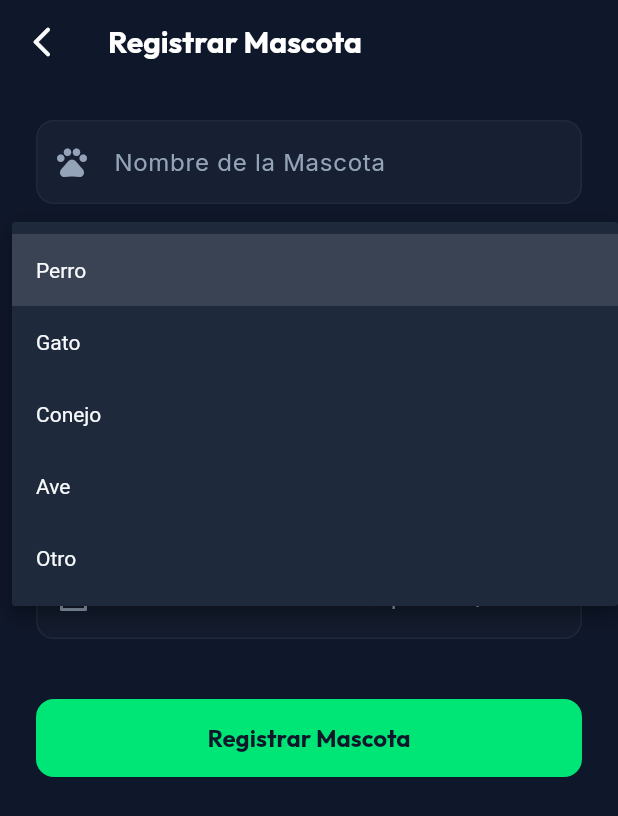
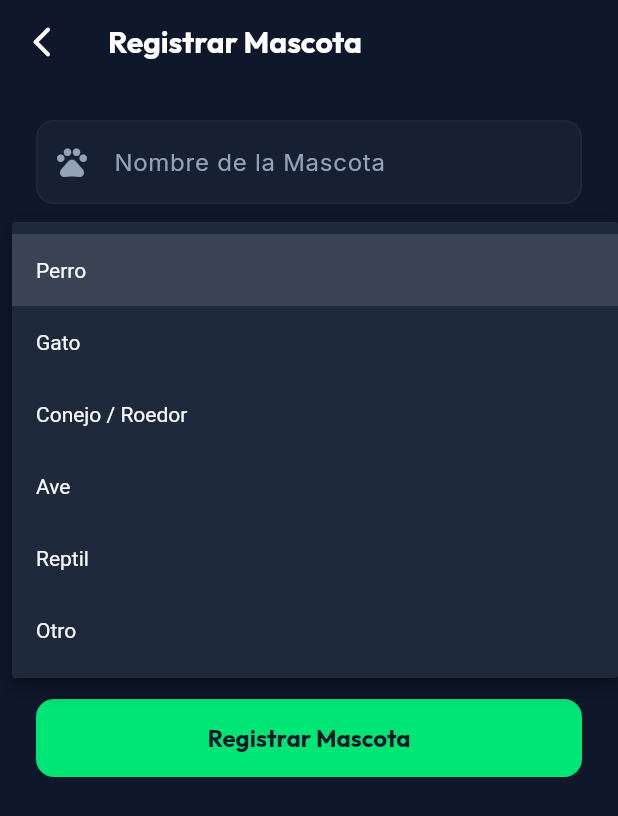
Before and after one commit to Raphaelbarriosg/app_veterinaria, a Flutter app: the PetFormPage screen opened by its route, after a tap on "Perro", on a phone screen of 412 x 824 dp. Shown: the top 816 px of the screen. Run offline on Flutter 3.47's test engine with Material 3 defaults, Android fonts, the phone set to English and light mode, and no system bars; our stand-ins replace dio, equatable, flutter_bloc, flutter_secure_storage, google_fonts, image_picker; accounts and stored records are empty; network calls fail.

Commit message:
fix: normalize pet species enum in backend and mobile form to prevent 500 error (v1.0.0+4)

```diff
--- a/mobile/lib/features/pets/presentation/pages/pet_detail_page.dart
+++ b/mobile/lib/features/pets/presentation/pages/pet_detail_page.dart
@@ -137,7 +137,7 @@ class _PetDetailPageState extends State<PetDetailPage> {
                         Text(pet.name, style: Theme.of(context).textTheme.headlineLarge),
                         const SizedBox(height: 4),
                         Text(
-                          '${pet.species} ${pet.breed != null ? "• ${pet.breed}" : ""}',
+                          '${pet.speciesDisplay} ${pet.breed != null ? "• ${pet.breed}" : ""}',
                           style: const TextStyle(color: AppTheme.textMuted, fontSize: 16),
                         ),
                       ],
--- a/mobile/lib/features/pets/presentation/pages/pet_form_page.dart
+++ b/mobile/lib/features/pets/presentation/pages/pet_form_page.dart
@@ -22,10 +22,28 @@ class _PetFormPageState extends State<PetFormPage> {
   late final TextEditingController _breedController;
   late final TextEditingController _weightController;
 
-  String _selectedSpecies = 'Perro';
+  String _selectedSpecies = 'DOG';
   DateTime? _selectedBirthDate;
 
-  final List<String> _speciesOptions = ['Perro', 'Gato', 'Conejo', 'Ave', 'Otro'];
+  static const List<Map<String, String>> _speciesOptions = [
+    {'code': 'DOG', 'label': 'Perro'},
+    {'code': 'CAT', 'label': 'Gato'},
+    {'code': 'RODENT', 'label': 'Conejo / Roedor'},
+    {'code': 'BIRD', 'label': 'Ave'},
+    {'code': 'REPTILE', 'label': 'Reptil'},
+    {'code': 'OTHER', 'label': 'Otro'},
+  ];
+
+  static String _normalizeSpecies(String? species) {
+    if (species == null) return 'DOG';
+    final s = species.trim().toUpperCase();
+    if (s.contains('PERRO') || s.contains('CAN') || s == 'DOG') return 'DOG';
+    if (s.contains('GATO') || s.contains('FEL') || s == 'CAT') return 'CAT';
+    if (s.contains('AVE') || s.contains('PAJ') || s == 'BIRD') return 'BIRD';
+    if (s.contains('CONEJ') || s.contains('ROED') || s == 'RODENT') return 'RODENT';
+    if (s.contains('REPTIL') || s == 'REPTILE') return 'REPTILE';
+    return 'OTHER';
+  }
 
   @override
   void initState() {
@@ -37,11 +55,7 @@ class _PetFormPageState extends State<PetFormPage> {
     );
 
     if (widget.petToEdit != null) {
-      if (_speciesOptions.contains(widget.petToEdit!.species)) {
-        _selectedSpecies = widget.petToEdit!.species;
-      } else {
-        _selectedSpecies = 'Otro';
-      }
+      _selectedSpecies = _normalizeSpecies(widget.petToEdit!.species);
       _selectedBirthDate = widget.petToEdit!.birthDate;
     }
   }
@@ -167,17 +181,17 @@ class _PetFormPageState extends State<PetFormPage> {
 
                     // Selector de Especie (Dropdown)
                     DropdownButtonFormField<String>(
-                      initialValue: _selectedSpecies,
+                      value: _selectedSpecies,
                       decoration: const InputDecoration(
                         labelText: 'Especie',
                         prefixIcon: Icon(Icons.category_outlined, color: AppTheme.textMuted),
                       ),
                       dropdownColor: AppTheme.surfaceSlate,
                       style: const TextStyle(color: AppTheme.textLight),
-                      items: _speciesOptions.map((species) {
+                      items: _speciesOptions.map((opt) {
                         return DropdownMenuItem<String>(
-                          value: species,
-                          child: Text(species),
+                          value: opt['code']!,
+                          child: Text(opt['label']!),
                         );
                       }).toList(),
                       onChanged: (value) {
--- a/mobile/lib/features/pets/widgets/pet_card.dart
+++ b/mobile/lib/features/pets/widgets/pet_card.dart
@@ -57,7 +57,7 @@ class PetCard extends StatelessWidget {
                     ),
                     const SizedBox(height: 4),
                     Text(
-                      '${_getSpeciesEmoji(pet.species)} ${pet.species}${pet.breed != null ? " • ${pet.breed}" : ""}',
+                      '${_getSpeciesEmoji(pet.species)} ${pet.speciesDisplay}${pet.breed != null ? " • ${pet.breed}" : ""}',
                       style: const TextStyle(color: AppTheme.textMuted, fontSize: 13),
                     ),
                     const SizedBox(height: 2),
--- a/mobile/lib/features/treatments/widgets/treatment_card.dart
+++ b/mobile/lib/features/treatments/widgets/treatment_card.dart
@@ -81,7 +81,7 @@ class TreatmentCard extends StatelessWidget {
                           ),
                         ),
                         Text(
-                          '${pet.species} ${pet.breed != null ? "• ${pet.breed}" : ""}',
+                          '${pet.speciesDisplay} ${pet.breed != null ? "• ${pet.breed}" : ""}',
                           style: const TextStyle(fontSize: 12, color: AppTheme.textMuted),
                         ),
                       ],
--- a/mobile/pubspec.yaml
+++ b/mobile/pubspec.yaml
@@ -2,7 +2,7 @@ name: mobile
 description: "Ecosistema Veterinario MVP - Seguimiento Post-Operatorio"
 publish_to: 'none'
 
-version: 1.0.0+3
+version: 1.0.0+4
 
 environment:
   sdk: '>=3.0.0 <4.0.0'
```
Also changed, not shown: mobile/lib/features/pets/data/models/pet_model.dart (+29 -0 lines), mobile/lib/features/pets/presentation/bloc/pets_bloc.dart (+25 -6 lines), 2 other files.
